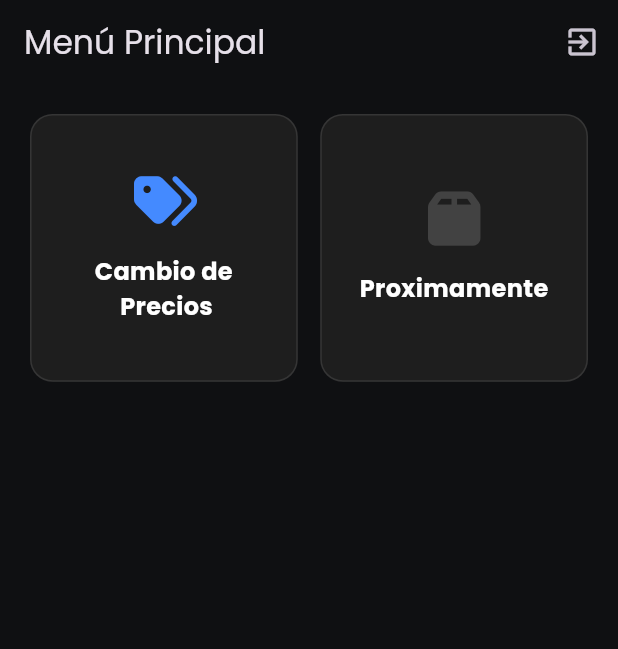
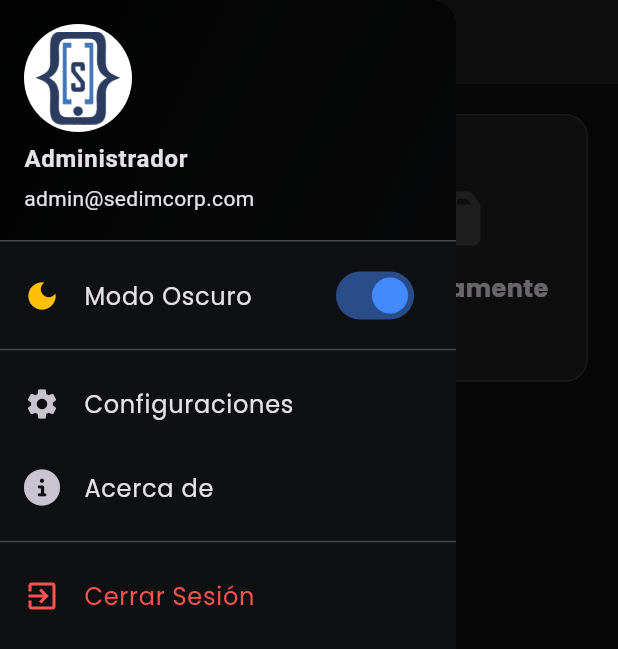
Before and after one commit to Odenfis/sedimAppFlutter, a Flutter app: the HomeScreen screen opened directly, with the side drawer open (before the commit the screen has no drawer), on a phone screen of 412 x 824 dp. Shown: the top 649 px of the screen. Run offline on Flutter 3.47's test engine with Material 3 defaults, Android fonts, the phone set to English and light mode, and no system bars; our stand-ins replace cookie_jar, dio, dio_cookie_manager, font_awesome_flutter, google_fonts.

Commit message:
Version2: Temas y Menu Lateral

```diff
--- /dev/null
+++ b/lib/providers/theme_provider.dart
@@ -0,0 +1,12 @@
+import 'package:flutter/material.dart';
+
+class ThemeProvider extends ChangeNotifier {
+  //inicio en tema oscuro por defecto
+  bool _isDark = true;
+  bool get isDark => _isDark;
+  //Func. para cambiar de tema
+  void toogleTheme(){
+    _isDark = !_isDark;
+    notifyListeners(); //listener para avisar cambios en toda la app
+  }
+}
--- a/lib/screens/home_screen.dart
+++ b/lib/screens/home_screen.dart
@@ -1,6 +1,7 @@
 import 'package:flutter/material.dart';
 import 'package:font_awesome_flutter/font_awesome_flutter.dart';
 import 'package:sedim_app/screens/screens.dart';
+import 'package:sedim_app/widgets/widgets.dart';
 
 
 class HomeScreen extends StatelessWidget {
@@ -9,10 +10,18 @@ class HomeScreen extends StatelessWidget {
 
   @override
   Widget build(BuildContext context) {
+
+    //obtener colores del tema para el homescreen
+    final isDark = Theme.of(context).brightness == Brightness.dark;
+    final cardColor = Theme.of(context).cardColor;
+    final textColor = Theme.of(context).textTheme.bodyLarge?.color;
+
     return Scaffold(
+      drawer: SideMenu(),
       appBar: AppBar(
         title: Text('Menú Principal'),
-        backgroundColor: Color(0xFF0f1012),
+        //backgroundColor: Color(0xFF0f1012),
+        /*
         actions: [
           IconButton(
             icon: Icon(Icons.exit_to_app),
@@ -21,9 +30,10 @@ class HomeScreen extends StatelessWidget {
               MaterialPageRoute(builder: (_) => LoginScreen())
               ),
             )
-        ],
+        ]*/
       ),
-      backgroundColor: Color(0xFF0f1012),
+      //backgroundColor: Color(0xFF0f1012),
+      backgroundColor: Theme.of(context).scaffoldBackgroundColor,
       body: Padding(
         padding: EdgeInsetsGeometry.all(20),
         child: GridView.count(
@@ -36,14 +46,18 @@ class HomeScreen extends StatelessWidget {
               "Cambio de \n Precios",
               FontAwesomeIcons.tags,
               Colors.blueAccent,
-              PriceScreen()
+              PriceScreen(),
+              cardColor,
+              textColor
             ),
             _buildMenuCard(
               context,
               "Proximamente",
               FontAwesomeIcons.box,
-              Colors.grey.shade800,
-              null
+              isDark ? Colors.grey.shade800 : Colors.grey.shade300,
+              null,
+              cardColor,
+              textColor
             )
           ],
           ),
@@ -52,24 +66,33 @@ class HomeScreen extends StatelessWidget {
   }
 
 //Widget
-Widget _buildMenuCard(BuildContext context, String title, IconData icon, Color color, Widget? page){
+Widget _buildMenuCard(BuildContext context, String title, IconData icon, Color iconColor, Widget? page, Color bgColor, Color? txtColor){
   return GestureDetector(
     onTap: page == null ? null : () => Navigator.push(context, MaterialPageRoute(builder: (_) => page)),
     child: Container(
       decoration: BoxDecoration(
-        color: Color(0xFF1e1e1e),
+        color: bgColor,
         borderRadius: BorderRadius.circular(15),
+        boxShadow: [
+          //agregado de sombra para profundidad (espero)
+          if (Theme.of(context).brightness == Brightness.light)
+          BoxShadow(
+            color: Colors.black,
+            blurRadius: 10,
+            offset: Offset(0, 5)
+          )
+        ],
         border: Border.all(color: Colors.white10)
       ),
       child: Column(
         mainAxisAlignment: MainAxisAlignment.center,
         children: [
-          FaIcon(icon, size: 40, color: color),
+          FaIcon(icon, size: 40, color: iconColor),
           SizedBox(height: 15),
           Text(
             title,
             textAlign: TextAlign.center,
-            style: TextStyle(color: Colors.white, fontSize: 16, fontWeight: FontWeight.bold),
+            style: TextStyle(color: txtColor, fontSize: 16, fontWeight: FontWeight.bold),
           )
         ],
       ),
--- /dev/null
+++ b/lib/widgets/side_menu.dart
@@ -0,0 +1,99 @@
+import 'package:flutter/material.dart';
+import 'package:font_awesome_flutter/font_awesome_flutter.dart';
+import 'package:provider/provider.dart';
+import 'package:sedim_app/providers/theme_provider.dart';
+import 'package:sedim_app/screens/screens.dart';
+
+class SideMenu extends StatelessWidget {
+
+  const SideMenu({super.key});
+
+  @override
+  Widget build(BuildContext context) {
+    final themeProvider = Provider.of<ThemeProvider>(context);
+    final isDark = themeProvider.isDark;
+
+    return Drawer(
+      //color de fondo adaptable al modo oscuro o claro
+      backgroundColor: Theme.of(context).scaffoldBackgroundColor,
+      child: ListView(
+        padding: EdgeInsets.zero,
+        children: [
+          //cabecera
+          UserAccountsDrawerHeader(
+            decoration: BoxDecoration(
+              //colores de gradientes - relacion sedimcorp
+              gradient: LinearGradient(
+                colors: isDark
+                ? [Colors.black87, Colors.black54]
+                : [Color(0xFF2c5484), Color(0xFF4a7bb5)],
+              begin: AlignmentGeometry.topLeft,
+              end: AlignmentGeometry.bottomRight
+                )
+            ),
+            accountName: Text('Administrador', style: TextStyle(fontWeight: FontWeight.bold),),
+            accountEmail: Text('admin@sedimcorp.com'),
+            currentAccountPicture: CircleAvatar(
+              backgroundColor: Colors.white,
+              child: Padding(
+                padding: EdgeInsets.all(5),
+                child: Image.asset('assets/logo.png'),
+                ),
+            ),
+          ),
+          //seccion configuracion
+          ListTile(
+            title: Text('Modo Oscuro', style: TextStyle(color: Theme.of(context).textTheme.bodyLarge?.color)),
+            leading: Icon(
+              isDark ? Icons.dark_mode : Icons.light_mode,
+              color: isDark ? Colors.amber : Colors.grey,
+            ),
+            trailing: Switch(
+              value: isDark,
+              activeThumbColor: Colors.blueAccent,
+              onChanged: (value) {
+                //cambiamos
+                themeProvider.toogleTheme();
+              }
+              ),
+          ),
+          Divider(),
+          //TODO: Agregar soon
+          ListTile(
+            leading: Icon(Icons.settings),
+            title: Text('Configuraciones'),
+            onTap: (){
+              Navigator.pop(context); //close menu
+              ScaffoldMessenger.of(context).showSnackBar(
+                SnackBar(
+                  content: Text('Proximamente...')
+                  )
+                );
+            },
+          ),
+          ListTile(
+            leading: Icon(FontAwesomeIcons.circleInfo),
+            title: Text('Acerca de'),
+            onTap: () {
+              //TODO: completar someday
+            },
+          ),
+          Divider(),
+          //Cerrar Sesion
+          ListTile(
+            leading: Icon(Icons.exit_to_app, color: Colors.redAccent),
+            title: Text('Cerrar Sesión', style: TextStyle(color: Colors.redAccent)),
+            onTap: () {
+              Navigator.pushReplacement(
+                context,
+                MaterialPageRoute(
+                  builder: (_) => LoginScreen()
+                  )
+                );
+            },
+          )
+        ],
+      ),
+    );
+  }
+}
--- a/lib/widgets/widgets.dart
+++ b/lib/widgets/widgets.dart
@@ -1 +1,2 @@
+export 'package:sedim_app/widgets/side_menu.dart';
 export 'package:sedim_app/widgets/product_card.dart';
--- a/pubspec.yaml
+++ b/pubspec.yaml
@@ -39,6 +39,7 @@ dependencies:
   cookie_jar: ^4.0.8
   google_fonts: ^6.3.3
   font_awesome_flutter: ^10.12.0
+  provider: ^6.1.5+1
 
 dev_dependencies:
   flutter_test:
```
Also changed, not shown: lib/main.dart (+41 -2 lines), lib/screens/price_screen.dart (+38 -12 lines), lib/widgets/product_card.dart (+40 -11 lines), pubspec.lock.
